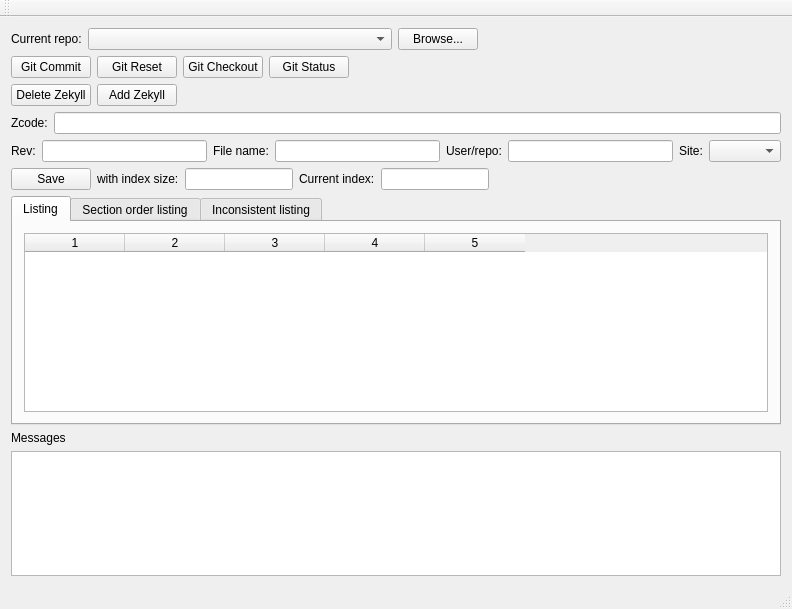
Qt form mainwindow.ui (NorthIsMirror/QtZekyllManager) before a commit.
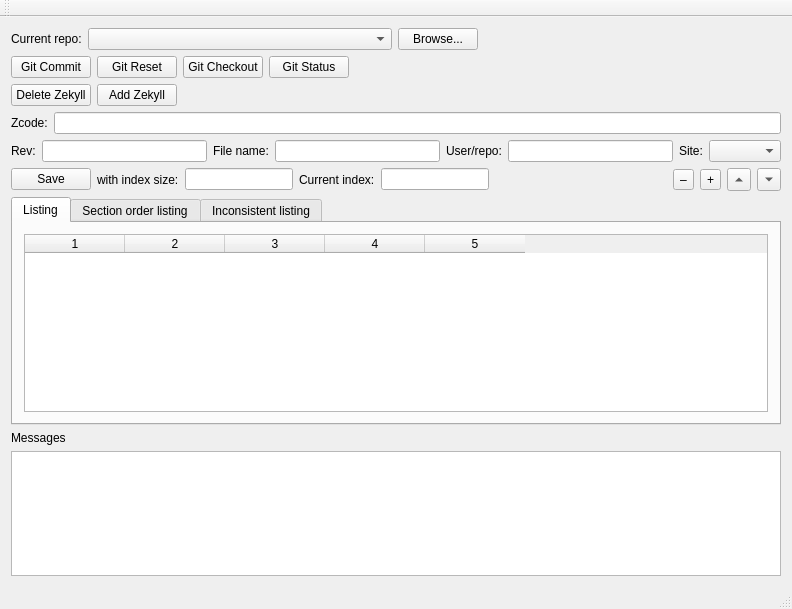
The same form after that commit. Custom widgets are drawn as their Qt base class.

Commit message: Ability to move rows up and down

Patch:
```diff
--- a/mainwindow.ui
+++ b/mainwindow.ui
@@ -244,6 +244,40 @@
         </property>
        </spacer>
       </item>
+      <item>
+       <widget class="QToolButton" name="minus">
+        <property name="text">
+         <string>–</string>
+        </property>
+       </widget>
+      </item>
+      <item>
+       <widget class="QToolButton" name="plus">
+        <property name="text">
+         <string>+</string>
+        </property>
+       </widget>
+      </item>
+      <item>
+       <widget class="QToolButton" name="up">
+        <property name="text">
+         <string>...</string>
+        </property>
+        <property name="arrowType">
+         <enum>Qt::UpArrow</enum>
+        </property>
+       </widget>
+      </item>
+      <item>
+       <widget class="QToolButton" name="down">
+        <property name="text">
+         <string>...</string>
+        </property>
+        <property name="arrowType">
+         <enum>Qt::DownArrow</enum>
+        </property>
+       </widget>
+      </item>
      </layout>
     </item>
     <item>
@@ -375,6 +409,11 @@
    <header location="global">myqtabwidget.h</header>
    <container>1</container>
   </customwidget>
+  <customwidget>
+   <class>MyQTableWidget</class>
+   <extends>QTableWidget</extends>
+   <header location="global">myqtablewidget.h</header>
+  </customwidget>
  </customwidgets>
  <resources/>
  <connections/>
```
Left out of the diff: 28 changed lines with no effect on the pictures. The commit also changes 5 other files.
